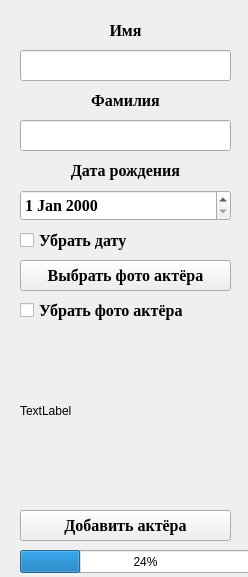
First picture: the form in Client/addactor.ui, repository NikitaVirachev/course-work-on-DB, before the edit.
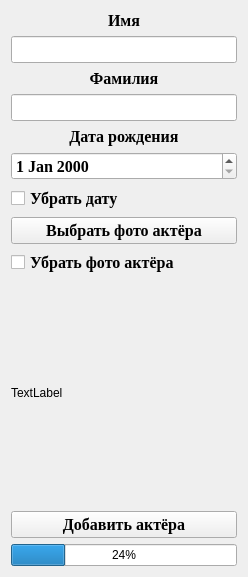
Second picture: the form after the edit.

```diff
--- a/Client/addactor.ui
+++ b/Client/addactor.ui
@@ -13,15 +13,9 @@
   <property name="windowTitle">
    <string>Form</string>
   </property>
+  <layout class="QGridLayout" name="gridLayout">
+   <item row="0" column="0">
   <widget class="QLabel" name="label">
-   <property name="geometry">
-    <rect>
-     <x>20</x>
-     <y>20</y>
-     <width>211</width>
-     <height>21</height>
-    </rect>
-   </property>
    <property name="font">
     <font>
      <family>Times New Roman</family>
@@ -37,15 +31,9 @@
     <set>Qt::AlignCenter</set>
    </property>
   </widget>
+   </item>
+   <item row="1" column="0">
   <widget class="QLineEdit" name="lineEdit">
-   <property name="geometry">
-    <rect>
-     <x>20</x>
-     <y>50</y>
-     <width>211</width>
-     <height>31</height>
-    </rect>
-   </property>
    <property name="font">
     <font>
      <family>Times New Roman</family>
@@ -55,15 +43,9 @@
     </font>
    </property>
   </widget>
+   </item>
+   <item row="2" column="0">
   <widget class="QLabel" name="label_2">
-   <property name="geometry">
-    <rect>
-     <x>20</x>
-     <y>90</y>
-     <width>211</width>
-     <height>21</height>
-    </rect>
-   </property>
    <property name="font">
     <font>
      <family>Times New Roman</family>
@@ -79,15 +61,9 @@
     <set>Qt::AlignCenter</set>
    </property>
   </widget>
+   </item>
+   <item row="3" column="0">
   <widget class="QLineEdit" name="lineEdit_2">
-   <property name="geometry">
-    <rect>
-     <x>20</x>
-     <y>120</y>
-     <width>211</width>
-     <height>31</height>
-    </rect>
-   </property>
    <property name="font">
     <font>
      <family>Times New Roman</family>
@@ -97,15 +73,9 @@
     </font>
    </property>
   </widget>
+   </item>
+   <item row="4" column="0">
   <widget class="QLabel" name="label_3">
-   <property name="geometry">
-    <rect>
-     <x>20</x>
-     <y>160</y>
-     <width>211</width>
-     <height>21</height>
-    </rect>
-   </property>
    <property name="font">
     <font>
      <family>Times New Roman</family>
@@ -121,15 +91,21 @@
     <set>Qt::AlignCenter</set>
    </property>
   </widget>
+   </item>
+   <item row="5" column="0">
   <widget class="QDateEdit" name="dateEdit">
-   <property name="geometry">
-    <rect>
-     <x>20</x>
-     <y>190</y>
-     <width>211</width>
-     <height>31</height>
-    </rect>
-   </property>
+     <property name="font">
+      <font>
+       <family>Times New Roman</family>
+       <pointsize>12</pointsize>
+       <weight>75</weight>
+       <bold>true</bold>
+      </font>
+     </property>
+    </widget>
+   </item>
+   <item row="6" column="0">
+    <widget class="QCheckBox" name="checkBox">
    <property name="font">
     <font>
      <family>Times New Roman</family>
@@ -138,16 +114,13 @@
      <bold>true</bold>
     </font>
    </property>
-  </widget>
+     <property name="text">
+      <string>Убрать дату</string>
+     </property>
+    </widget>
+   </item>
+   <item row="7" column="0">
   <widget class="QPushButton" name="pushButton">
-   <property name="geometry">
-    <rect>
-     <x>20</x>
-     <y>260</y>
-     <width>211</width>
-     <height>31</height>
-    </rect>
-   </property>
    <property name="font">
     <font>
      <family>Times New Roman</family>
@@ -160,28 +133,37 @@
     <string>Выбрать фото актёра</string>
    </property>
   </widget>
+   </item>
+   <item row="8" column="0">
+    <widget class="QCheckBox" name="checkBox_2">
+     <property name="font">
+      <font>
+       <family>Times New Roman</family>
+       <pointsize>12</pointsize>
+       <weight>75</weight>
+       <bold>true</bold>
+      </font>
+     </property>
+     <property name="text">
+      <string>Убрать фото актёра</string>
+     </property>
+    </widget>
+   </item>
+   <item row="9" column="0">
   <widget class="QLabel" name="label_4">
-   <property name="geometry">
-    <rect>
-     <x>20</x>
-     <y>330</y>
-     <width>211</width>
-     <height>161</height>
-    </rect>
+     <property name="sizePolicy">
+      <sizepolicy hsizetype="Preferred" vsizetype="Expanding">
+       <horstretch>0</horstretch>
+       <verstretch>0</verstretch>
+      </sizepolicy>
    </property>
    <property name="text">
     <string>TextLabel</string>
    </property>
   </widget>
+   </item>
+   <item row="10" column="0">
   <widget class="QPushButton" name="pushButton_2">
-   <property name="geometry">
-    <rect>
-     <x>20</x>
-     <y>510</y>
-     <width>211</width>
-     <height>31</height>
-    </rect>
-   </property>
    <property name="font">
     <font>
      <family>Times New Roman</family>
@@ -194,61 +176,15 @@
     <string>Добавить актёра</string>
    </property>
   </widget>
+   </item>
+   <item row="11" column="0">
   <widget class="QProgressBar" name="progressBar">
-   <property name="geometry">
-    <rect>
-     <x>20</x>
-     <y>550</y>
-     <width>251</width>
-     <height>23</height>
-    </rect>
-   </property>
    <property name="value">
     <number>24</number>
    </property>
   </widget>
-  <widget class="QCheckBox" name="checkBox">
-   <property name="geometry">
-    <rect>
-     <x>20</x>
-     <y>230</y>
-     <width>211</width>
-     <height>20</height>
-    </rect>
-   </property>
-   <property name="font">
-    <font>
-     <family>Times New Roman</family>
-     <pointsize>12</pointsize>
-     <weight>75</weight>
-     <bold>true</bold>
-    </font>
-   </property>
-   <property name="text">
-    <string>Убрать дату</string>
-   </property>
-  </widget>
-  <widget class="QCheckBox" name="checkBox_2">
-   <property name="geometry">
-    <rect>
-     <x>20</x>
-     <y>300</y>
-     <width>211</width>
-     <height>20</height>
-    </rect>
-   </property>
-   <property name="font">
-    <font>
-     <family>Times New Roman</family>
-     <pointsize>12</pointsize>
-     <weight>75</weight>
-     <bold>true</bold>
-    </font>
-   </property>
-   <property name="text">
-    <string>Убрать фото актёра</string>
-   </property>
-  </widget>
+   </item>
+  </layout>
  </widget>
  <resources/>
  <connections/>
```
Lines whose indentation alone changed are shown as unchanged.
